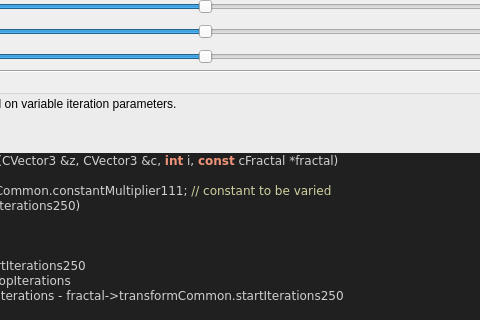
Old version of the form mandelbulber2/qt_data/fractal_transf_add_Cpixel_varyV1.ui in the repository buddhi1980/mandelbulber2; both pictures show x 255 to 735 and y 107 to 427 of the 880 by 746 pixel window.
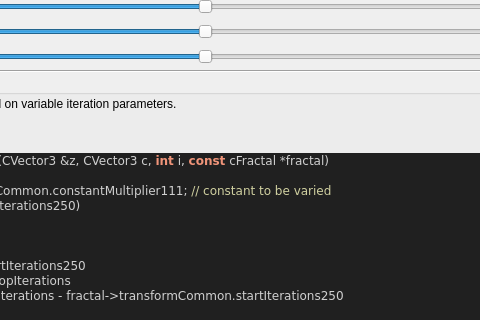
New version of the form. Custom widgets are drawn as their Qt base class.

```diff
--- a/mandelbulber2/qt_data/fractal_transf_add_Cpixel_varyV1.ui
+++ b/mandelbulber2/qt_data/fractal_transf_add_Cpixel_varyV1.ui
@@ -490,7 +490,7 @@
 &lt;/table&gt;
 &lt;h3&gt;Code&lt;/h3&gt;
 &lt;body style=&quot;background-color:#202020&quot;&gt;
-&lt;pre style=&quot;color:#d0d0d0; background-color:#202020;  font-family:'Courier New',monospace;&quot;&gt;&lt;span style=&quot;color:#f09479; font-weight:bold&quot;&gt;void&lt;/span&gt; &lt;span style=&quot;color:#e47eed&quot;&gt;TransformAddCpixelVaryV1Iteration&lt;/span&gt;&lt;span style=&quot;color:#d0d0d0&quot;&gt;(&lt;/span&gt;CVector3 &lt;span style=&quot;color:#d0d0d0&quot;&gt;&amp;amp;&lt;/span&gt;z&lt;span style=&quot;color:#d0d0d0&quot;&gt;,&lt;/span&gt; CVector3 &lt;span style=&quot;color:#d0d0d0&quot;&gt;&amp;amp;&lt;/span&gt;c&lt;span style=&quot;color:#d0d0d0&quot;&gt;,&lt;/span&gt; &lt;span style=&quot;color:#f09479; font-weight:bold&quot;&gt;int&lt;/span&gt; i&lt;span style=&quot;color:#d0d0d0&quot;&gt;,&lt;/span&gt; &lt;span style=&quot;color:#f09479; font-weight:bold&quot;&gt;const&lt;/span&gt; cFractal &lt;span style=&quot;color:#d0d0d0&quot;&gt;*&lt;/span&gt;fractal&lt;span style=&quot;color:#d0d0d0&quot;&gt;)&lt;/span&gt;
+&lt;pre style=&quot;color:#d0d0d0; background-color:#202020;  font-family:'Courier New',monospace;&quot;&gt;&lt;span style=&quot;color:#f09479; font-weight:bold&quot;&gt;void&lt;/span&gt; &lt;span style=&quot;color:#e47eed&quot;&gt;TransformAddCpixelVaryV1Iteration&lt;/span&gt;&lt;span style=&quot;color:#d0d0d0&quot;&gt;(&lt;/span&gt;CVector3 &lt;span style=&quot;color:#d0d0d0&quot;&gt;&amp;amp;&lt;/span&gt;z&lt;span style=&quot;color:#d0d0d0&quot;&gt;,&lt;/span&gt; CVector3 c&lt;span style=&quot;color:#d0d0d0&quot;&gt;,&lt;/span&gt; &lt;span style=&quot;color:#f09479; font-weight:bold&quot;&gt;int&lt;/span&gt; i&lt;span style=&quot;color:#d0d0d0&quot;&gt;,&lt;/span&gt; &lt;span style=&quot;color:#f09479; font-weight:bold&quot;&gt;const&lt;/span&gt; cFractal &lt;span style=&quot;color:#d0d0d0&quot;&gt;*&lt;/span&gt;fractal&lt;span style=&quot;color:#d0d0d0&quot;&gt;)&lt;/span&gt;
 &lt;span style=&quot;color:#d0d0d0&quot;&gt;{&lt;/span&gt;
   CVector3 tempVC &lt;span style=&quot;color:#d0d0d0&quot;&gt;=&lt;/span&gt; fractal&lt;span style=&quot;color:#d0d0d0&quot;&gt;-&amp;gt;&lt;/span&gt;transformCommon&lt;span style=&quot;color:#d0d0d0&quot;&gt;.&lt;/span&gt;constantMultiplier111&lt;span style=&quot;color:#d0d0d0&quot;&gt;;&lt;/span&gt; &lt;span style=&quot;color:#d0d0a0&quot;&gt;// constant to be varied&lt;/span&gt;
   &lt;span style=&quot;color:#7ec0ee; font-weight:bold&quot;&gt;if&lt;/span&gt; &lt;span style=&quot;color:#d0d0d0&quot;&gt;(&lt;/span&gt;i &lt;span style=&quot;color:#d0d0d0&quot;&gt;&amp;lt;&lt;/span&gt; fractal&lt;span style=&quot;color:#d0d0d0&quot;&gt;-&amp;gt;&lt;/span&gt;transformCommon&lt;span style=&quot;color:#d0d0d0&quot;&gt;.&lt;/span&gt;startIterations250&lt;span style=&quot;color:#d0d0d0&quot;&gt;)&lt;/span&gt;
```
